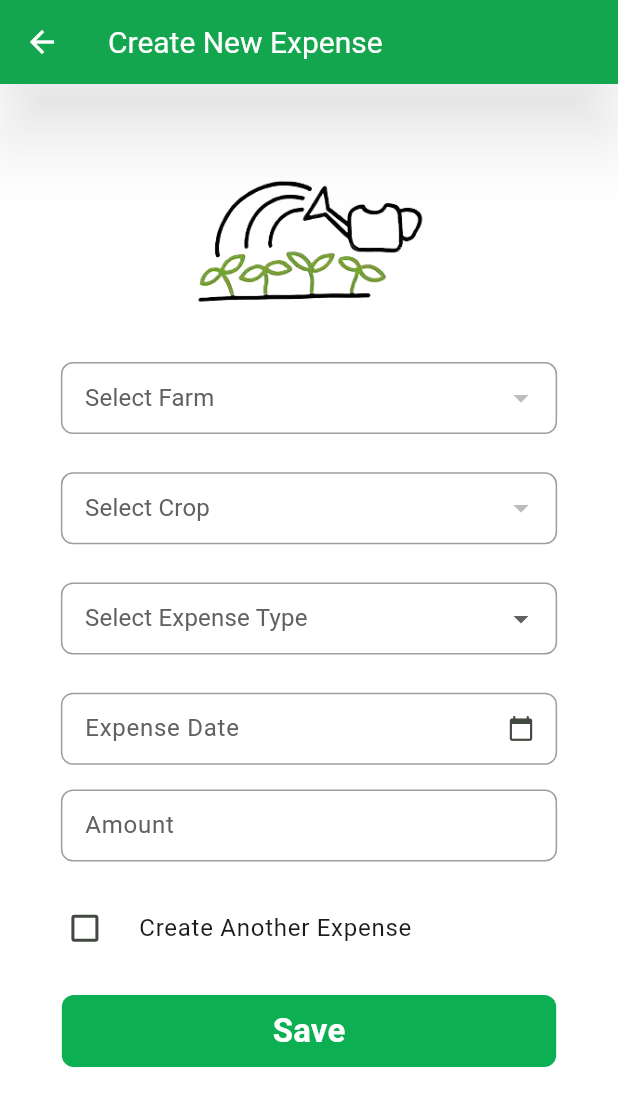
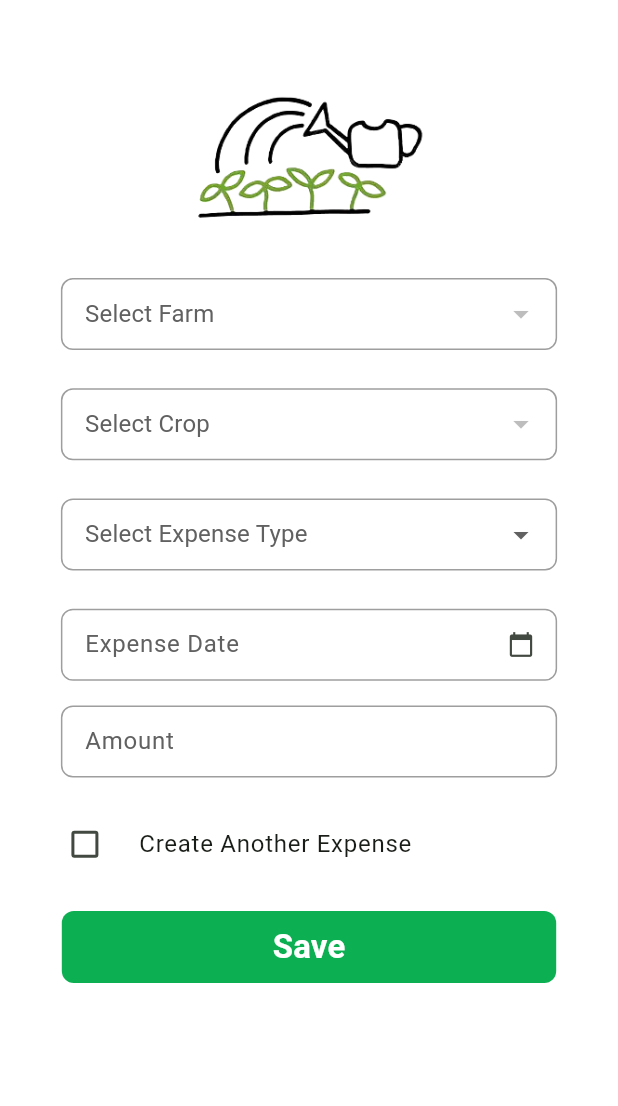
Before and after one commit to ShriHerwade/sheti_next, a Flutter app: the CreateExpenses screen opened directly, on a phone screen of 412 x 824 dp. Shown: the top 1106 px of the screen. Run offline on Flutter 3.47's test engine with Material 3 defaults, Android fonts, the light colour scheme and no system bars; our stand-ins replace easy_localization, fl_chart, google_nav_bar, introduction_screen, shared_preferences, sqflite and 2 more; missing offline and left inert: multiselect; accounts and stored records are empty.

Commit message:
Sn -61 appbar removed from Exp and Income

```diff
--- a/lib/zebra/screen/farming/CreateExpenseScreen.dart
+++ b/lib/zebra/screen/farming/CreateExpenseScreen.dart
@@ -202,7 +202,7 @@ class _CreateExpensesState extends State<CreateExpenses> {
     }
     return Scaffold(
       backgroundColor: Theme.of(context).canvasColor,
-      appBar: AppBar(
+      /*appBar: AppBar(
         title: Text(LocaleKeys.createExpense.tr()),
         centerTitle: false,
         leading: IconButton(
@@ -211,7 +211,7 @@ class _CreateExpensesState extends State<CreateExpenses> {
             Navigator.pushReplacement(context, MaterialPageRoute(builder: (context) => HomeScreen()));
           },
         ),
-      ),
+      ),*/
       body: Form(
         key: _formKey,
         child:  WillPopScope(
--- a/lib/zebra/screen/farming/CreateIncomeScreen.dart
+++ b/lib/zebra/screen/farming/CreateIncomeScreen.dart
@@ -9,10 +9,10 @@ class _CreateIncomeScreenState extends State<CreateIncomeScreen> {
   @override
   Widget build(BuildContext context) {
     return Scaffold(
-      appBar: AppBar(
+     /* appBar: AppBar(
         title: Text('Create Income Screen'),
 
-      ),
+      ),*/
       body: Center(
         child: Text("This is Create Income Screen"),
       )
--- a/lib/zebra/screen/farming/MyIncomeScreen.dart
+++ b/lib/zebra/screen/farming/MyIncomeScreen.dart
@@ -15,9 +15,9 @@ class _MyIncomePageState extends State<MyIncomePage> {
   @override
   Widget build(BuildContext context) {
     return Scaffold(
-      appBar: AppBar(
+      /*appBar: AppBar(
         title: Text('Income Page'),
-      ),
+      ),*/
       body: Center(
         child: Padding(
           padding: const EdgeInsets.all(16.0),
```
Also changed, not shown: lib/zebra/screen/farming/ExpenseIncomeScreen.dart (line endings or trailing spaces).
